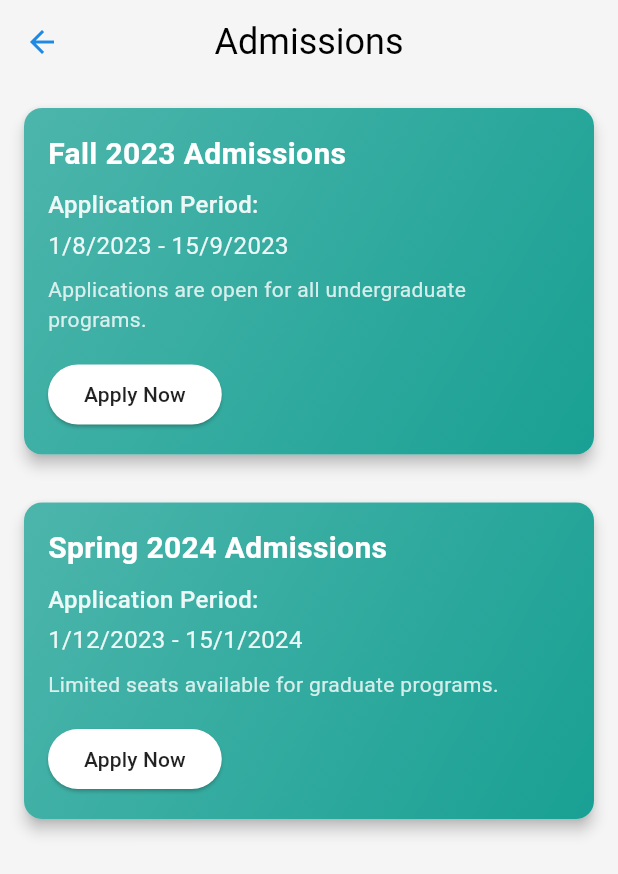
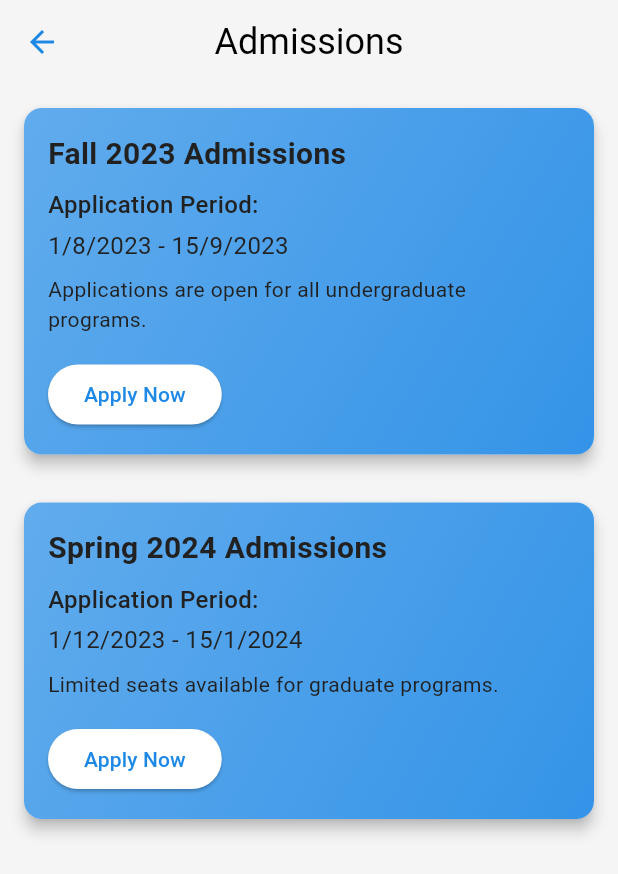
Before and after one commit to Wasim-Zaman/selc, a Flutter app: the AdmissionsScreen screen opened directly, on a phone screen of 412 x 824 dp. Shown: the top 874 px of the screen. Run offline on Flutter 3.47's test engine with Material 3 defaults, Android fonts, the phone set to English and light mode, and no system bars; our stand-ins replace cached_network_image, carousel_slider, cloud_firestore, firebase_auth, firebase_core, flutter_dotenv and 3 more; accounts and stored records are empty.

Commit message:
Admissions screen updated

```diff
--- a/lib/view/screens/user/dashboard/admissions/admissions_screen.dart
+++ b/lib/view/screens/user/dashboard/admissions/admissions_screen.dart
@@ -1,5 +1,7 @@
+import 'dart:math';
+
 import 'package:flutter/material.dart';
-import 'dart:math';
+import 'package:selc/utils/constants.dart';
 
 class AdmissionsScreen extends StatelessWidget {
   const AdmissionsScreen({super.key});
@@ -41,19 +43,11 @@ class AdmissionsScreen extends StatelessWidget {
 class AnnouncementCard extends StatelessWidget {
   final AdmissionAnnouncement announcement;
 
-  const AnnouncementCard({Key? key, required this.announcement})
-      : super(key: key);
+  const AnnouncementCard({super.key, required this.announcement});
 
   LinearGradient _singleColorGradient() {
     final random = Random();
-    final colors = [
-      Colors.blue,
-      Colors.green,
-      Colors.purple,
-      Colors.orange,
-      Colors.teal,
-      Colors.indigo,
-    ];
+    const colors = AppColors.randomColors;
     final baseColor = colors[random.nextInt(colors.length)];
     return LinearGradient(
       colors: [
@@ -86,7 +80,6 @@ class AnnouncementCard extends StatelessWidget {
                 style: const TextStyle(
                   fontSize: 20,
                   fontWeight: FontWeight.bold,
-                  color: Colors.white,
                 ),
               ),
               const SizedBox(height: 8),
@@ -95,7 +88,6 @@ class AnnouncementCard extends StatelessWidget {
                 style: TextStyle(
                   fontSize: 16,
                   fontWeight: FontWeight.w500,
-                  color: Colors.white.withOpacity(0.9),
                 ),
               ),
               const SizedBox(height: 4),
@@ -103,7 +95,6 @@ class AnnouncementCard extends StatelessWidget {
                 '${_formatDate(announcement.startDate)} - ${_formatDate(announcement.endDate)}',
                 style: TextStyle(
                   fontSize: 16,
-                  color: Colors.white.withOpacity(0.9),
                 ),
               ),
               const SizedBox(height: 8),
@@ -111,7 +102,6 @@ class AnnouncementCard extends StatelessWidget {
                 announcement.details,
                 style: TextStyle(
                   fontSize: 14,
-                  color: Colors.white.withOpacity(0.8),
                 ),
               ),
               const SizedBox(height: 16),
@@ -119,10 +109,6 @@ class AnnouncementCard extends StatelessWidget {
                 onPressed: () {
                   // Add action for "Apply Now" button
                 },
-                style: ElevatedButton.styleFrom(
-                  foregroundColor: Colors.black87,
-                  backgroundColor: Colors.white,
-                ),
                 child: const Text('Apply Now'),
               ),
             ],
```
Also changed, not shown: lib/view/screens/user/dashboard/courses_outlines/courses_outlines_screen.dart (+27 -60 lines).
